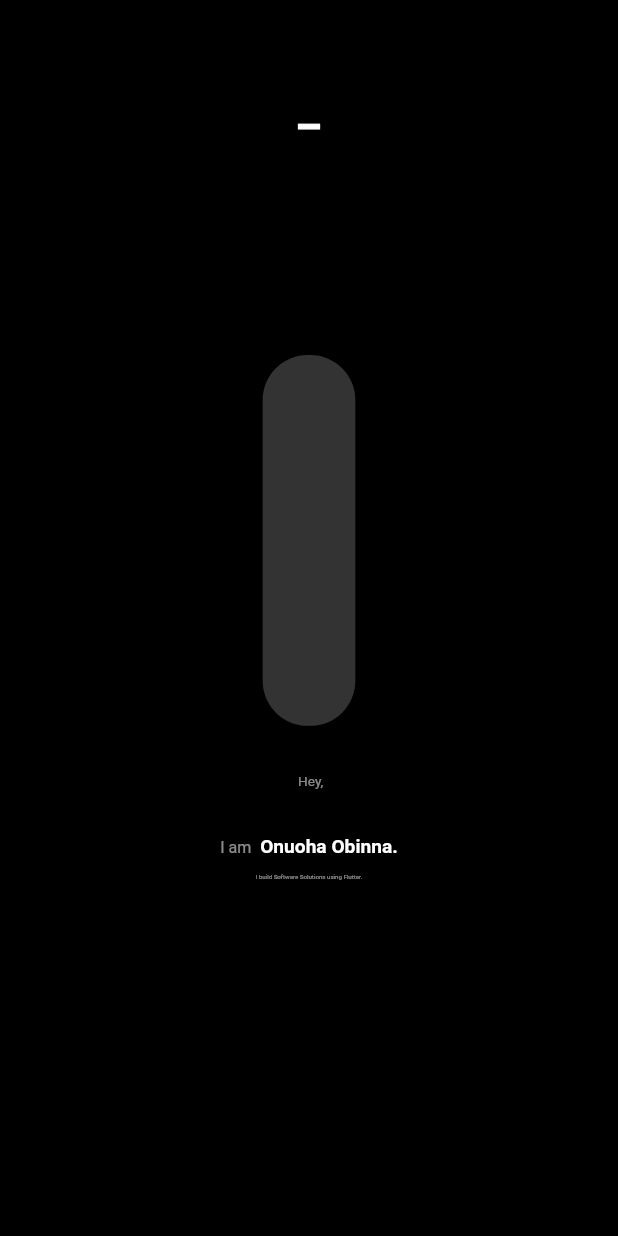
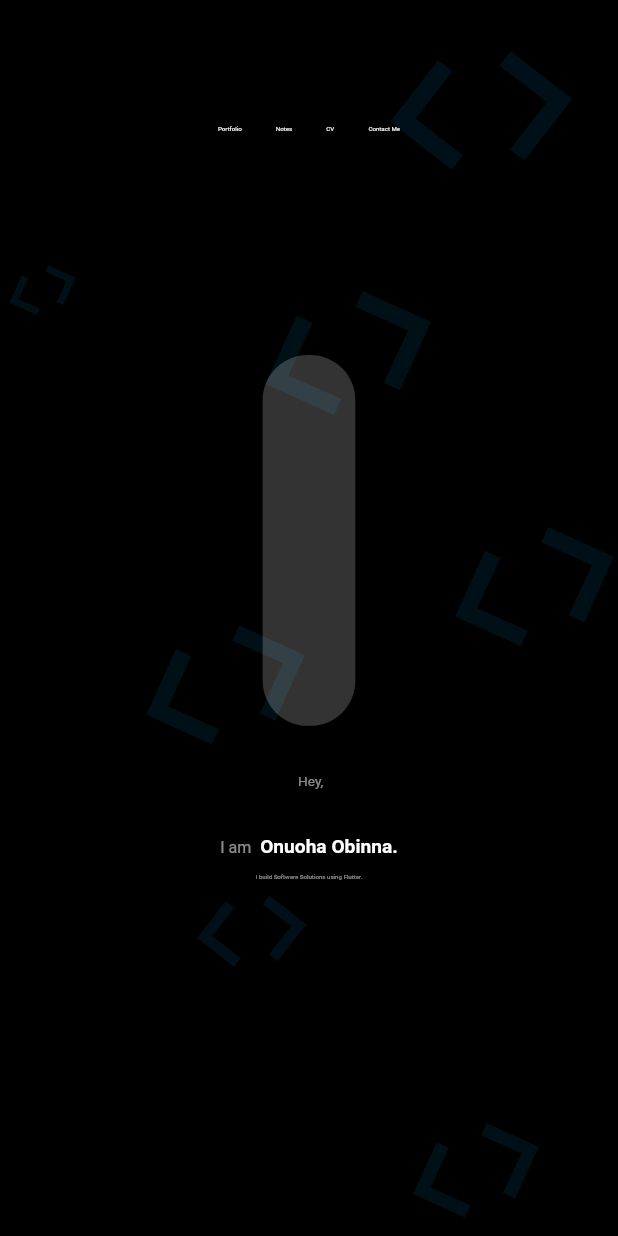
Before and after one commit to onuohasilver/portfolio, a Flutter app: the screen it shows after launch, on a phone screen of 412 x 824 dp. Run offline on Flutter 3.47's test engine with Material 2 defaults, Android fonts, the phone set to English and light mode, and no system bars; our stand-ins replace google_fonts.

Commit message:
add animated backdrop

```diff
--- /dev/null
+++ b/lib/src/components/widgetContainer/animatedBackdrop.dart
@@ -0,0 +1,146 @@
+import 'package:flutter/material.dart';
+
+class AnimatedBackdrop extends StatefulWidget {
+  final IconData? floatIcon;
+  const AnimatedBackdrop({
+    Key? key,
+    this.floatIcon,
+  }) : super(key: key);
+
+  @override
+  _AnimatedBackdropState createState() => _AnimatedBackdropState();
+}
+
+class _AnimatedBackdropState extends State<AnimatedBackdrop>
+    with TickerProviderStateMixin {
+  late AnimationController animationController;
+  late Animation animation;
+  late Animation reverseAnimation;
+  @override
+  void initState() {
+    animationController = AnimationController(
+      duration: Duration(seconds: 7),
+      lowerBound: .5,
+      vsync: this,
+    );
+    animation = Tween(begin: 0.0, end: 1.0).animate(
+      CurvedAnimation(
+          curve: Interval(0.1, 1.0, curve: Curves.bounceInOut),
+          parent: animationController),
+    );
+    reverseAnimation = Tween(begin: 1.0, end: 0.0).animate(
+      CurvedAnimation(
+          curve: Interval(0.1, 1.0, curve: Curves.bounceInOut),
+          parent: animationController),
+    );
+    animationController.repeat(reverse: true);
+    super.initState();
+  }
+
+  @override
+  Widget build(BuildContext context) {
+    double height = MediaQuery.of(context).size.height;
+    double width = MediaQuery.of(context).size.width;
+
+    return AnimatedBuilder(
+        animation: animationController,
+        builder: (context, snapshot) {
+          return Stack(
+            children: [
+              RotationObject(
+                animationController: animationController,
+                top: height * .2,
+                floatIcon: widget.floatIcon!,
+              ),
+              RotationObject(
+                animationController: animation,
+                size: 2.5,
+                left: width * .6,
+                floatIcon: widget.floatIcon!,
+              ),
+              RotationObject(
+                animationController: animation,
+                size: 1.5,
+                left: width * .3,
+                top: height * .7,
+                floatIcon: widget.floatIcon!,
+              ),
+              RotationObject(
+                animationController: reverseAnimation,
+                left: width * .2,
+                top: height * .1,
+                size: 3,
+                floatIcon: widget.floatIcon!,
+              ),
+              RotationObject(
+                animationController: animationController,
+                left: width * .4 * animation.value,
+                top: height * .2,
+                size: 2.5,
+                floatIcon: widget.floatIcon!,
+              ),
+              RotationObject(
+                animationController: animationController,
+                size: 2.4,
+                left: width * .2,
+                top: height * .5 * animationController.value,
+                floatIcon: widget.floatIcon!,
+              ),
+              RotationObject(
+                animationController: animationController,
+                size: 1.9,
+                left: height * .32,
+                top: height * .9 * animation.value,
+                floatIcon: widget.floatIcon!,
+              ),
+              RotationObject(
+                animationController: animationController,
+                size: 2.4,
+                left: width * .7,
+                top: height * .4 * animation.value,
+                floatIcon: widget.floatIcon!,
+              ),
+            ],
+          );
+        });
+  }
+}
+
+class RotationObject extends StatelessWidget {
+  const RotationObject({
+    Key? key,
+    @required this.animationController,
+    this.size = 1,
+    this.left,
+    this.right,
+    this.top,
+    this.bottom,
+    required this.floatIcon,
+  }) : super(key: key);
+
+  final dynamic animationController;
+  final double size;
+  final double? left;
+  final double? right;
+  final double? top;
+  final double? bottom;
+  final IconData floatIcon;
+  @override
+  Widget build(BuildContext context) {
+    return Positioned.fill(
+      left: left,
+      right: right,
+      top: top,
+      bottom: bottom,
+      child: RotationTransition(
+        turns: animationController,
+        child: Opacity(
+          opacity: animationController.value * 1,
+          child: Icon(floatIcon,
+              color: Colors.lightBlue.withOpacity(.1),
+              size: animationController.value * 60 * size),
+        ),
+      ),
+    );
+  }
+}
--- a/lib/src/screens/pages/landing.dart
+++ b/lib/src/screens/pages/landing.dart
@@ -1,4 +1,5 @@
 import 'package:flutter/material.dart';
+import 'package:portfolio/src/components/widgetContainer/animatedBackdrop.dart';
 import 'package:portfolio/src/core/constants.dart';
 import 'package:portfolio/src/core/utilities/sizing.dart';
 
@@ -13,23 +14,24 @@ class Landing extends StatelessWidget {
         color: Colors.black,
         child: Stack(
           children: [
+            AnimatedBackdrop(
+              floatIcon: Icons.code_outlined,
+            ),
             Positioned.fill(
               top: size.h * .1,
               child: Align(
                 alignment: Alignment.topCenter,
-                child: Row(
-                  mainAxisAlignment: MainAxisAlignment.center,
-                  children: [
-                    Material(
-                      child: InkWell(
-                        onTap: () {},
-                        child: Text('Resume',
-                            style: AppFonts(size).subtitle(
-                              0.01,
-                            )),
-                      ),
-                    ),
-                  ],
+                child: SizedBox(
+                  width: size.w * .35,
+                  child: Row(
+                    mainAxisAlignment: MainAxisAlignment.spaceAround,
+                    children: [
+                      SlimTextButton(label: 'Portfolio'),
+                      SlimTextButton(label: 'Notes'),
+                      SlimTextButton(label: 'CV'),
+                      SlimTextButton(label: 'Contact Me'),
+                    ],
+                  ),
                 ),
               ),
             ),
@@ -83,3 +85,31 @@ class Landing extends StatelessWidget {
     );
   }
 }
+
+class SlimTextButton extends StatelessWidget {
+  const SlimTextButton({
+    Key? key,
+    required this.label,
+  }) : super(key: key);
+
+  final String label;
+
+  @override
+  Widget build(BuildContext context) {
+    SizeReference size = SizeReference(context);
+    return Material(
+      color: Colors.transparent,
+      child: InkWell(
+        onTap: () {},
+        borderRadius: BorderRadius.circular(10),
+        child: Padding(
+          padding: EdgeInsets.all(size.w * .005),
+          child: Text(label,
+              style: AppFonts(size).subtitle(
+                0.01,
+              )),
+        ),
+      ),
+    );
+  }
+}
```
Also changed, not shown: assets/avatar.svg (added).
